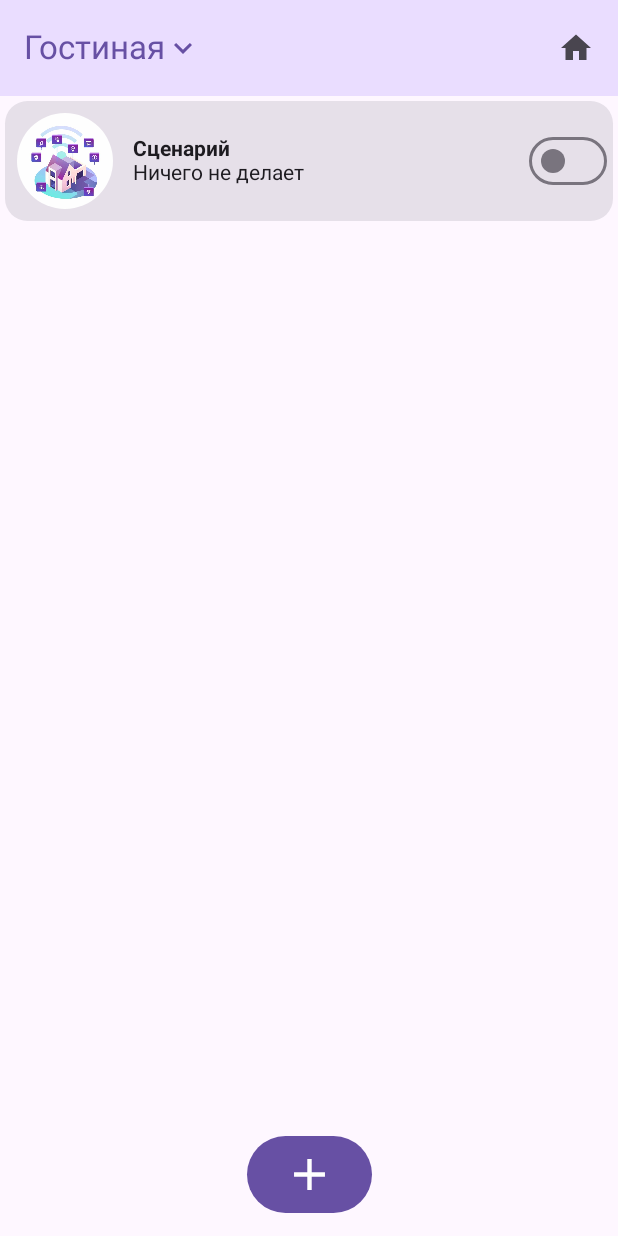
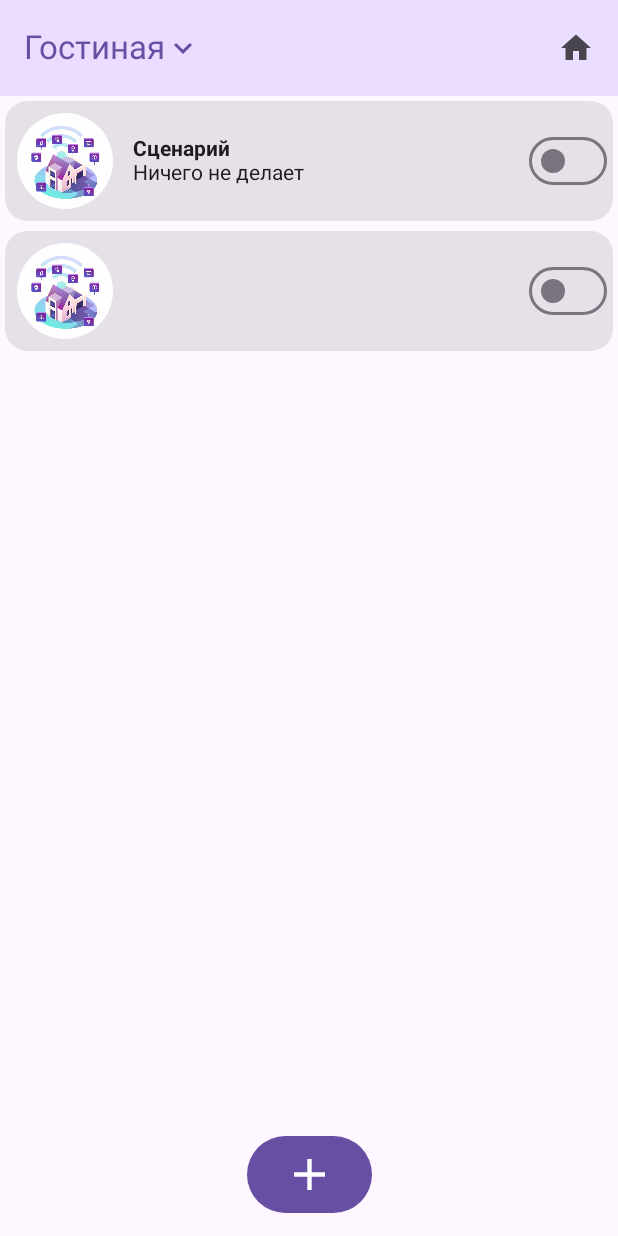
Before and after one commit to valsesv/Smart-House, an Android app built with Jetpack Compose: the SettingScenarios screen opened through its navigation route, after a tap on "Сохранить", on a phone screen of 412 x 824 dp. Run offline under Robolectric (Android 15) with nearby library versions, the phone set to English and light mode, and no system bars; 1 other tap on this screen came first.

Commit message:
Deleting scenarios

```diff
--- a/SmartHome/app/src/main/java/com/valsesv/smarthome/ui/alerts/device/SettingDevice.kt
+++ b/SmartHome/app/src/main/java/com/valsesv/smarthome/ui/alerts/device/SettingDevice.kt
@@ -12,7 +12,6 @@ import androidx.compose.foundation.layout.size
 import androidx.compose.foundation.layout.width
 import androidx.compose.foundation.shape.CircleShape
 import androidx.compose.material.icons.Icons
-import androidx.compose.material.icons.filled.ArrowBack
 import androidx.compose.material.icons.filled.Delete
 import androidx.compose.material3.AlertDialog
 import androidx.compose.material3.Button
@@ -110,6 +109,7 @@ fun SettingDevice(openSetting: MutableState<Boolean>, device: Device, devices: S
                 }
                 Row {
                     TextField(
+                        placeholder = { Text("Введите название девайса") },
                         value = messageName.value,
                         onValueChange = { newText ->
                             messageName.value = newText
--- a/SmartHome/app/src/main/java/com/valsesv/smarthome/ui/components/scenario/ItemAddScenarioButton.kt
+++ b/SmartHome/app/src/main/java/com/valsesv/smarthome/ui/components/scenario/ItemAddScenarioButton.kt
@@ -30,7 +30,7 @@ fun ItemAddScenarioButton(scenarios: SnapshotStateList<Scenario>, navController:
         mainScenario.value = Scenario(1, "Новый сценарий", "Описание", mutableStateListOf())
     }
     else{
-        mainScenario.value = Scenario(scenarios.last().id+1, "Новый сценарий", "Описание", mutableStateListOf())
+        mainScenario.value = Scenario(scenarios.last().id+1, "", "", mutableStateListOf())
     }
     val openDialog = remember { mutableStateOf(false) }
     Box(
--- /dev/null
+++ b/SmartHome/app/src/main/java/com/valsesv/smarthome/ui/components/scenario/ItemConfirmScenarioButton.kt
@@ -0,0 +1,63 @@
+package com.valsesv.smarthome.ui.components.scenario
+
+import android.util.Log
+import androidx.compose.foundation.background
+import androidx.compose.foundation.layout.Box
+import androidx.compose.foundation.layout.Row
+import androidx.compose.foundation.layout.padding
+import androidx.compose.material3.Button
+import androidx.compose.material3.ButtonDefaults
+import androidx.compose.material3.Text
+import androidx.compose.runtime.Composable
+import androidx.compose.runtime.MutableState
+import androidx.compose.runtime.snapshots.SnapshotStateList
+import androidx.compose.ui.Alignment
+import androidx.compose.ui.Modifier
+import androidx.compose.ui.graphics.Color
+import androidx.compose.ui.unit.dp
+import androidx.compose.ui.unit.sp
+import androidx.navigation.NavController
+import com.valsesv.smarthome.model.Scenario
+
+@Composable
+fun ItemConfirmScenarioButton(
+    scenarios: SnapshotStateList<Scenario>,
+    navController: NavController,
+    newScenario: MutableState<Scenario>
+) {
+    Box(
+        modifier = Modifier
+            .background(Color.Transparent),
+        contentAlignment = Alignment.Center
+    ) {
+        Row {
+            Button(
+                modifier = Modifier
+                    .padding(15.dp),
+                colors = ButtonDefaults.buttonColors(containerColor = Color.Red),
+                onClick = {
+                    navController.navigate("scen")
+                    scenarios.remove(newScenario.value)
+                }
+            ) {
+                Text("Удалить", fontSize = 22.sp)
+            }
+            Button(
+                modifier = Modifier
+                    .padding(15.dp),
+                onClick = {
+                    for (scen in scenarios) {
+                        if (scen.id == newScenario.value.id) {
+                            navController.navigate("scen")
+                            return@Button
+                        }
+                    }
+                    scenarios.add(newScenario.value)
+                    navController.navigate("scen")
+                    Log.d("Add", scenarios.toString())
+                }) {
+                Text("Сохранить", fontSize = 22.sp)
+            }
+        }
+    }
+}
--- a/SmartHome/app/src/main/java/com/valsesv/smarthome/ui/components/scenario/ItemSaveScenarioButton.kt
+++ /dev/null
@@ -1,48 +0,0 @@
-package com.valsesv.smarthome.ui.components.scenario
-
-import android.util.Log
-import androidx.compose.foundation.background
-import androidx.compose.foundation.layout.Box
-import androidx.compose.foundation.layout.padding
-import androidx.compose.material3.Button
-import androidx.compose.material3.Text
-import androidx.compose.runtime.Composable
-import androidx.compose.runtime.MutableState
-import androidx.compose.runtime.snapshots.SnapshotStateList
-import androidx.compose.ui.Alignment
-import androidx.compose.ui.Modifier
-import androidx.compose.ui.graphics.Color
-import androidx.compose.ui.unit.dp
-import androidx.compose.ui.unit.sp
-import androidx.navigation.NavController
-import com.valsesv.smarthome.model.Scenario
-
-@Composable
-fun ItemSaveScenarioButton(
-    scenarios: SnapshotStateList<Scenario>,
-    navController: NavController,
-    newScenario: MutableState<Scenario>
-) {
-    Box(
-        modifier = Modifier
-            .background(Color.Transparent),
-        contentAlignment = Alignment.Center
-    ) {
-        Button(
-            modifier = Modifier
-                .padding(15.dp),
-            onClick = {
-                for(scen in scenarios){
-                    if(scen.id==newScenario.value.id){
-                        navController.navigate("scen")
-                        return@Button
-                    }
-                }
-                scenarios.add(newScenario.value)
-                navController.navigate("scen")
-                Log.d("Add", scenarios.toString())
-            }) {
-            Text("Сохранить", fontSize = 22.sp)
-        }
-    }
-}
--- a/SmartHome/app/src/main/java/com/valsesv/smarthome/ui/components/scenario/ItemScenario.kt
+++ b/SmartHome/app/src/main/java/com/valsesv/smarthome/ui/components/scenario/ItemScenario.kt
@@ -60,7 +60,10 @@ fun ItemScenario(
                 verticalAlignment = Alignment.CenterVertically,
             ) {
                 if (openDialog.value) {
-                    AlertInfoScenario(openDialog, scenario, scenarios, navController, mainScenario)
+                    mainScenario.value = scenario
+                    navController.navigate("settingScen")
+
+                    //AlertInfoScenario(openDialog, scenario, scenarios, navController, mainScenario)
                 }
                 Image(
                     painter = painterResource(id = scenario.imgId),
@@ -79,7 +82,7 @@ fun ItemScenario(
                 }
             }
             val checkedState = remember { mutableStateOf(scenario.switch) }
-            Log.d("Switchhhh", scenario.switch.toString() + "and " + checkedState.value.toString())
+            Log.d("Switch", scenario.switch.toString() + "and " + checkedState.value.toString())
             Switch(
                 modifier = Modifier.padding(5.dp),
                 checked = scenario.switch.value,
--- a/SmartHome/app/src/main/java/com/valsesv/smarthome/ui/pages/SettingScenarios.kt
+++ b/SmartHome/app/src/main/java/com/valsesv/smarthome/ui/pages/SettingScenarios.kt
@@ -31,7 +31,7 @@ import androidx.navigation.NavController
 import com.valsesv.smarthome.model.MainPage
 import com.valsesv.smarthome.model.Scenario
 import com.valsesv.smarthome.ui.alerts.scenario.AlertAddDeviceInScenario
-import com.valsesv.smarthome.ui.components.scenario.ItemSaveScenarioButton
+import com.valsesv.smarthome.ui.components.scenario.ItemConfirmScenarioButton
 import com.valsesv.smarthome.ui.components.scenario.ScenarioCondition
 import com.valsesv.smarthome.ui.components.scenario.ScenarioDevice
 import com.valsesv.smarthome.ui.components.scenario.SettingScenarioTopBar
@@ -76,6 +76,7 @@ fun SettingScenarios(
                             Text(text = "Название сценария:", fontSize = 20.sp)
                             Row {
                                 TextField(
+                                    placeholder = { Text("Введите название сценария") },
                                     value = messageName.value,
                                     onValueChange = { newText ->
                                         messageName.value = newText
@@ -93,10 +94,10 @@ fun SettingScenarios(
                                 .weight(5f)
                                 .padding(0.dp, 20.dp, 0.dp, 0.dp)
                         ) {
-                            val messageName = remember { mutableStateOf(newScenario.value.name) }
-                            Text(text = "Описание сценария:", fontSize = 20.sp)
+                            val messageName = remember { mutableStateOf("") }
                             Row {
                                 TextField(
+                                    placeholder = { Text("Введите описание") },
                                     value = messageName.value,
                                     onValueChange = { newText ->
                                         messageName.value = newText
@@ -160,7 +161,7 @@ fun SettingScenarios(
                     newScenario.value.devices
                 )
             }
-            ItemSaveScenarioButton(mainPage.mainRoom.value.scenarios, navController, newScenario)
+            ItemConfirmScenarioButton(mainPage.mainRoom.value.scenarios, navController, newScenario)
         }
     }
 }
```
Also changed, not shown: SmartHome/app/src/main/java/com/valsesv/smarthome/ui/alerts/AlertAddRoom.kt (+2 -11 lines).
